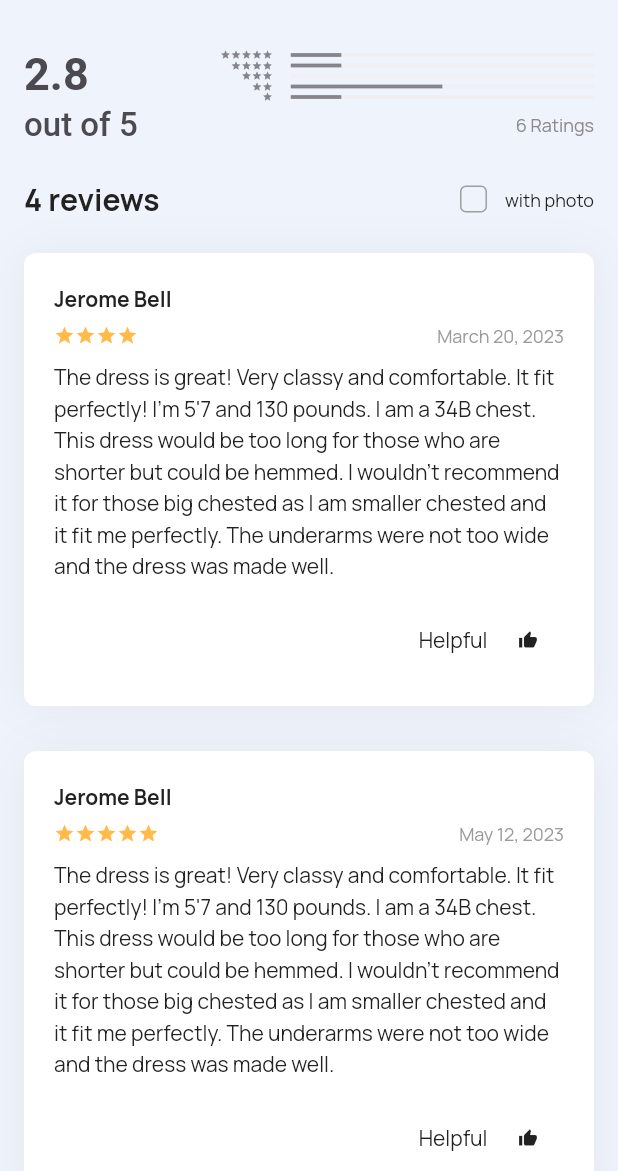
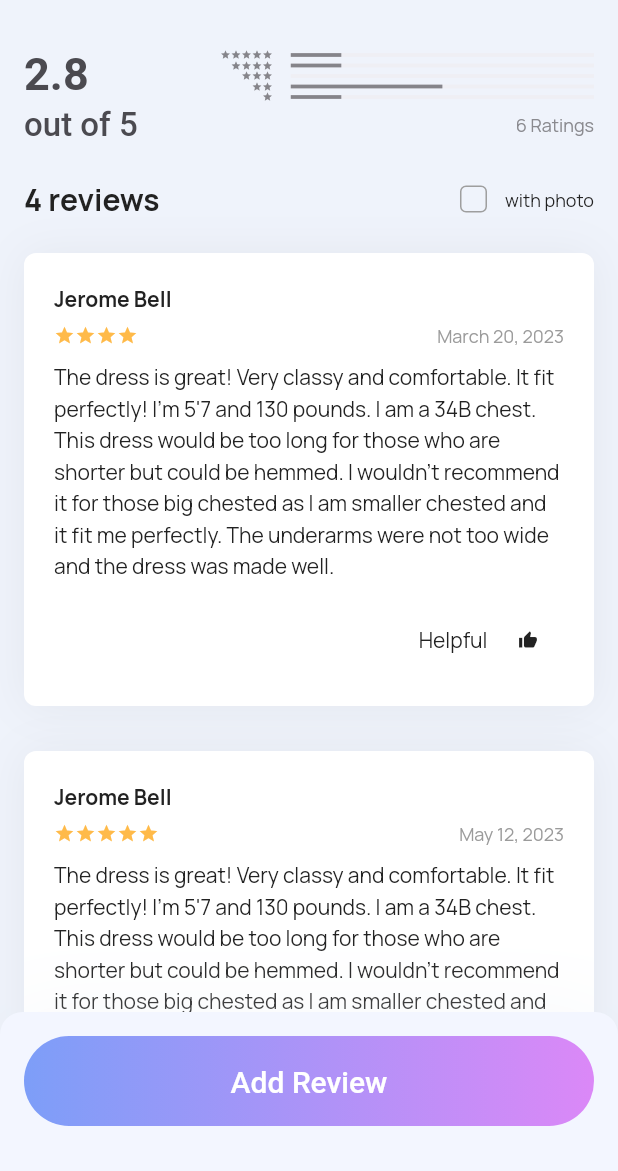
Before and after one commit to Manuelkpatsu/learning_app, a Flutter app: the RatingReviewScreen screen opened by its route, on a phone screen of 412 x 824 dp, the part 65-1236 px from its top. Run offline on Flutter 3.47's test engine with Material 2 defaults, Android fonts, the phone set to English and light mode, and no system bars; our stand-ins replace equatable, file_picker, flutter_chat_types, flutter_chat_ui, flutter_rating_bar, flutter_svg and 10 more; missing offline and left inert: zego_uikit_prebuilt_call.

Commit message:
Add review

```diff
--- a/lib/screen/main/rating_review/rating_review_screen.dart
+++ b/lib/screen/main/rating_review/rating_review_screen.dart
@@ -3,8 +3,11 @@ import 'package:flutter/material.dart';
 import 'package:learning_app/models/review.dart';
 import 'package:learning_app/models/user.dart';
 import 'package:learning_app/screen/widget/app_bar_title.dart';
+import 'package:learning_app/screen/widget/gradient_button.dart';
 import 'package:learning_app/screen/widget/instructor_image.dart';
+import 'package:learning_app/theme/custom_color.dart';
 
+import 'widget/add_review_widget.dart';
 import 'widget/rating_statistics_tile.dart';
 import 'widget/rating_text.dart';
 import 'widget/review_tile.dart';
@@ -183,7 +186,47 @@ class _RatingReviewScreenState extends State<RatingReviewScreen> {
                 );
               }).toList(),
             ),
+            const SizedBox(height: 100),
           ],
+        ),
+      ),
+      bottomSheet: IntrinsicHeight(
+        child: Container(
+          decoration: BoxDecoration(
+            color: const Color(0xfff3f6ff),
+            borderRadius: const BorderRadius.vertical(
+              top: Radius.circular(15),
+              bottom: Radius.zero,
+            ),
+            boxShadow: [
+              BoxShadow(
+                color: const Color(0xffe6ebf3).withOpacity(0.5),
+                offset: const Offset(0, 15),
+                blurRadius: 60,
+              ),
+            ],
+          ),
+          child: Padding(
+            padding: const EdgeInsets.only(left: 16, right: 16, top: 16, bottom: 30),
+            child: GradientButton(
+              onPressed: () {
+                showModalBottomSheet(
+                  context: context,
+                  builder: (ctx) => const AddReviewWidget(),
+                  enableDrag: true,
+                  barrierColor: CustomColor.overlayColor.withOpacity(0.22),
+                  clipBehavior: Clip.hardEdge,
+                  shape: const RoundedRectangleBorder(
+                    borderRadius: BorderRadius.vertical(
+                      top: Radius.circular(30),
+                      bottom: Radius.zero,
+                    ),
+                  ),
+                );
+              },
+              widget: const Text('Add Review'),
+            ),
+          ),
         ),
       ),
     );
```
Also changed, not shown: lib/screen/main/rating_review/widget/add_review_widget.dart (added, +87 -0 lines), lib/screen/main/rating_review/widget/opinion_text.dart (added, +20 -0 lines), lib/screen/main/rating_review/widget/rate_text.dart (added, +20 -0 lines).
